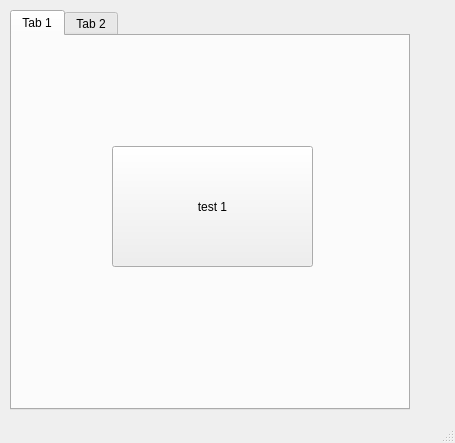
This is gui/ui/mainwindow.ui in Gavin1937/WallpaperChanger as Qt 5 draws it before an edit. The edited form follows.
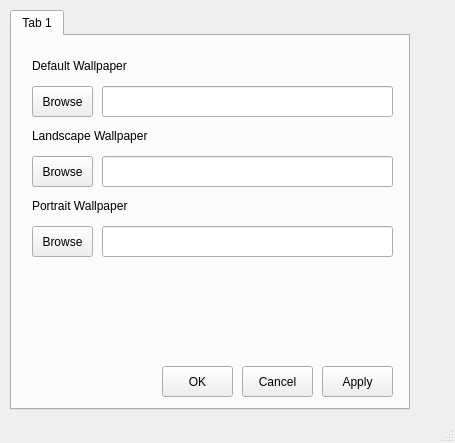
This is the edited form.

Commit message: Integrate UI to program; use MainWindow dlg to prompt user for initialization

The edit to the form file:
```diff
--- a/gui/ui/mainwindow.ui
+++ b/gui/ui/mainwindow.ui
@@ -33,32 +33,148 @@
      <widget class="QPushButton" name="pushButton">
       <property name="geometry">
        <rect>
-        <x>100</x>
-        <y>110</y>
-        <width>201</width>
-        <height>121</height>
+        <x>20</x>
+        <y>50</y>
+        <width>61</width>
+        <height>31</height>
        </rect>
       </property>
       <property name="text">
-       <string>test 1</string>
+       <string>Browse</string>
       </property>
      </widget>
-    </widget>
-    <widget class="QWidget" name="tab_2">
-     <attribute name="title">
-      <string>Tab 2</string>
-     </attribute>
+     <widget class="QLabel" name="label">
+      <property name="geometry">
+       <rect>
+        <x>20</x>
+        <y>20</y>
+        <width>131</width>
+        <height>20</height>
+       </rect>
+      </property>
+      <property name="text">
+       <string>Default Wallpaper</string>
+      </property>
+     </widget>
+     <widget class="QLineEdit" name="defaultTextEdit">
+      <property name="geometry">
+       <rect>
+        <x>90</x>
+        <y>50</y>
+        <width>291</width>
+        <height>31</height>
+       </rect>
+      </property>
+     </widget>
+     <widget class="QLineEdit" name="landscapeTextEdit">
+      <property name="geometry">
+       <rect>
+        <x>90</x>
+        <y>120</y>
+        <width>291</width>
+        <height>31</height>
+       </rect>
+      </property>
+     </widget>
      <widget class="QLabel" name="label_2">
       <property name="geometry">
        <rect>
-        <x>130</x>
-        <y>70</y>
-        <width>181</width>
-        <height>121</height>
+        <x>20</x>
+        <y>90</y>
+        <width>131</width>
+        <height>20</height>
        </rect>
       </property>
       <property name="text">
-       <string>Test 02</string>
+       <string>Landscape Wallpaper</string>
+      </property>
+     </widget>
+     <widget class="QPushButton" name="landscapeBrowseBnt">
+      <property name="geometry">
+       <rect>
+        <x>20</x>
+        <y>120</y>
+        <width>61</width>
+        <height>31</height>
+       </rect>
+      </property>
+      <property name="text">
+       <string>Browse</string>
+      </property>
+     </widget>
+     <widget class="QLineEdit" name="portraitTextEdit">
+      <property name="geometry">
+       <rect>
+        <x>90</x>
+        <y>190</y>
+        <width>291</width>
+        <height>31</height>
+       </rect>
+      </property>
+     </widget>
+     <widget class="QPushButton" name="portraitBrowseBnt">
+      <property name="geometry">
+       <rect>
+        <x>20</x>
+        <y>190</y>
+        <width>61</width>
+        <height>31</height>
+       </rect>
+      </property>
+      <property name="text">
+       <string>Browse</string>
+      </property>
+     </widget>
+     <widget class="QLabel" name="label_3">
+      <property name="geometry">
+       <rect>
+        <x>20</x>
+        <y>160</y>
+        <width>131</width>
+        <height>20</height>
+       </rect>
+      </property>
+      <property name="text">
+       <string>Portrait Wallpaper</string>
+      </property>
+     </widget>
+     <widget class="QPushButton" name="tab0OK">
+      <property name="geometry">
+       <rect>
+        <x>150</x>
+        <y>330</y>
+        <width>71</width>
+        <height>31</height>
+       </rect>
+      </property>
+      <property name="text">
+       <string>OK</string>
+      </property>
+     </widget>
+     <widget class="QPushButton" name="tab0Cancel">
+      <property name="geometry">
+       <rect>
+        <x>230</x>
+        <y>330</y>
+        <width>71</width>
+        <height>31</height>
+       </rect>
+      </property>
+      <property name="text">
+       <string>Cancel</string>
+      </property>
+     </widget>
+     <widget class="QPushButton" name="tab0Apply">
+      <property name="geometry">
+       <rect>
+        <x>310</x>
+        <y>330</y>
+        <width>71</width>
+        <height>31</height>
+       </rect>
+      </property>
+      <property name="text">
+       <string>Apply</string>
       </property>
      </widget>
     </widget>
```
Left out of the diff: 6 changed lines with no effect on the pictures. The commit also changes 3 other files.
